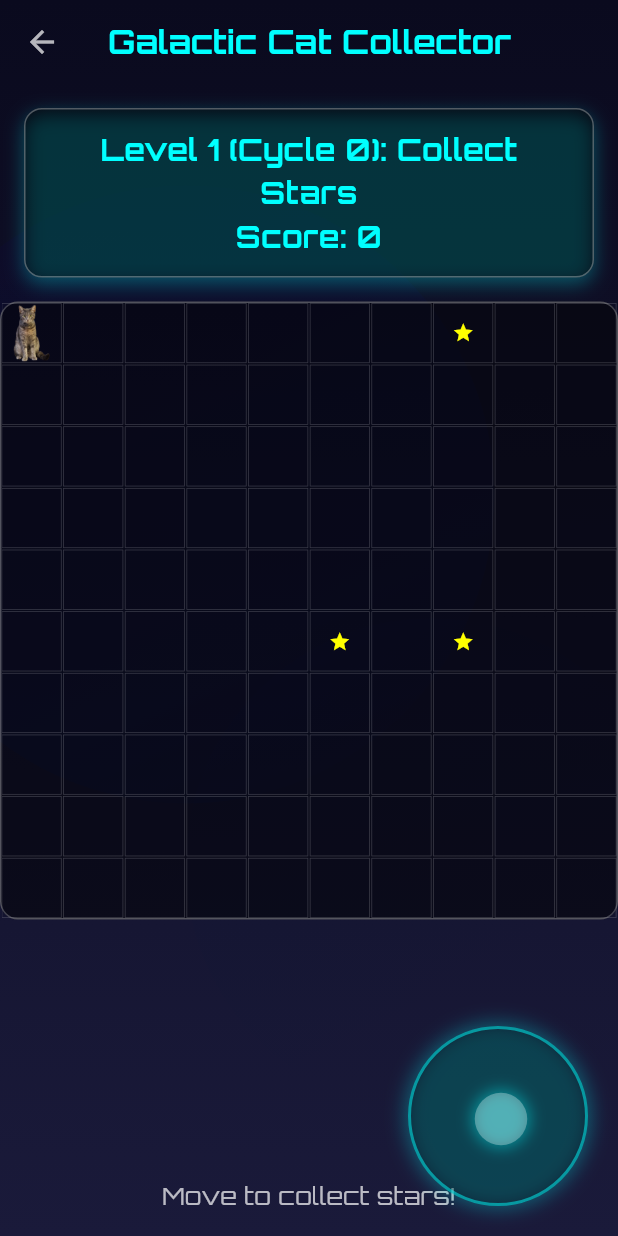
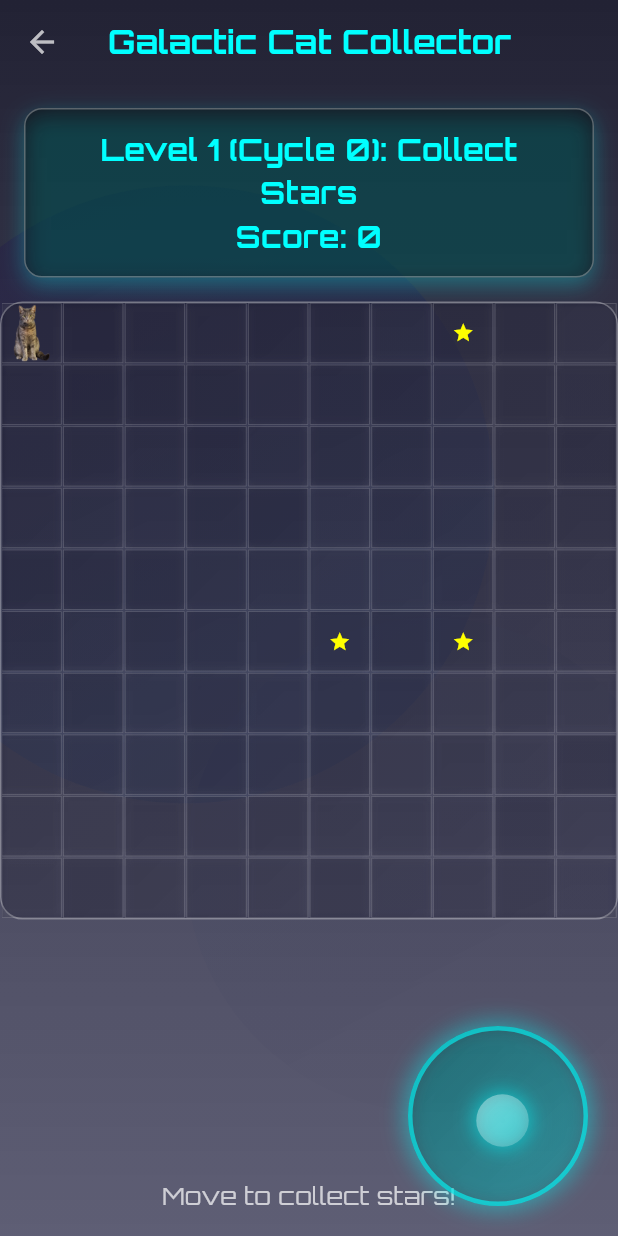
Before and after one commit to markoviandevelopments/brubaker_home_app, a Flutter app: the SocketGameScreen screen opened directly, on a phone screen of 412 x 824 dp. Run offline on Flutter 3.47's test engine with Material 3 defaults, Android fonts, the phone set to English and light mode, and no system bars; our stand-ins replace animate_do, chewie, google_fonts, image_picker, sensors_plus, shared_preferences and 1 more; accounts and stored records are empty; network calls fail.

Commit message:
Fix linting issues and ehnace socket_game_screen

```diff
--- a/lib/screens/socket_game_screen.dart
+++ b/lib/screens/socket_game_screen.dart
@@ -1,8 +1,9 @@
 import 'package:flutter/material.dart';
 import 'package:google_fonts/google_fonts.dart';
-import 'package:animate_do/animate_do.dart' as animateDo;
+import 'package:animate_do/animate_do.dart' as animate_do;
 import 'dart:math';
 import 'dart:async';
+import 'dart:ui';
 
 enum Direction { none, up, down, left, right }
 
@@ -12,18 +13,18 @@ class SocketGameScreen extends StatefulWidget {
   const SocketGameScreen({super.key, this.onGameSelected});
 
   @override
-  _SocketGameScreenState createState() => _SocketGameScreenState();
+  SocketGameScreenState createState() => SocketGameScreenState();
 }
 
-class _SocketGameScreenState extends State<SocketGameScreen>
+class SocketGameScreenState extends State<SocketGameScreen>
     with SingleTickerProviderStateMixin {
   int currentRow = 0;
   int currentCol = 0;
   int score = 0;
   int level = 1;
-  int cycle = 0; // CHANGED: Added cycle counter for infinite play
+  int cycle = 0;
   int movesLeft = 100;
-  int timeLeft = 35; // CHANGED: Reduced from 45 to 35 for Level 3
+  int timeLeft = 35;
   final Random random = Random();
   late List<List<bool>> hasCollectible;
   late List<List<bool>> hasObstacle;
@@ -35,7 +36,7 @@ class _SocketGameScreenState extends State<SocketGameScreen>
   bool isGameOver = false;
   Offset _joystickDelta = Offset.zero;
   final double _joystickRadius = 60.0;
-  final double _moveThreshold = 40.0; // CHANGED: Increased from 30.0 to 40.0
+  final double _moveThreshold = 40.0;
   Direction _currentMoveDirection = Direction.none;
 
   @override
@@ -58,22 +59,18 @@ class _SocketGameScreenState extends State<SocketGameScreen>
       );
       currentRow = 0;
       currentCol = 0;
-      movesLeft = level == 2
-          ? (30 - cycle * 2).clamp(15, 30)
-          : -1; // CHANGED: Scale moves with cycle
-      timeLeft = level == 3
-          ? (35 - cycle * 2).clamp(20, 35)
-          : -1; // CHANGED: Scale time with cycle
+      movesLeft = level == 2 ? (30 - cycle * 2).clamp(15, 30) : -1;
+      timeLeft = level == 3 ? (35 - cycle * 2).clamp(20, 35) : -1;
       isGameOver = false;
 
       if (level == 1) {
-        _spawnCollectibles(3 + cycle); // CHANGED: Scale stars with cycle
+        _spawnCollectibles(3 + cycle);
       } else if (level == 2) {
-        _spawnCollectibles(3 + cycle); // CHANGED: Scale gems with cycle
-        _spawnObstacles(3 + cycle); // CHANGED: Scale walls with cycle
+        _spawnCollectibles(3 + cycle);
+        _spawnObstacles(3 + cycle);
       } else if (level == 3) {
         _spawnTarget();
-        _spawnObstacles(3 + cycle); // CHANGED: Increased to 3 + cycle hazards
+        _spawnObstacles(3 + cycle);
         _startHazardTimer();
         _startCountdownTimer();
       }
@@ -84,15 +81,15 @@ class _SocketGameScreenState extends State<SocketGameScreen>
     if (level == 1) {
       return const Color(
         0xFF0A0A1E,
-      ).withOpacity(0.2 + random.nextDouble() * 0.1);
+      ).withValues(alpha: 0.2 + random.nextDouble() * 0.1);
     } else if (level == 2) {
       return const Color(
         0xFF1A1A3A,
-      ).withOpacity(0.3 + random.nextDouble() * 0.1);
+      ).withValues(alpha: 0.3 + random.nextDouble() * 0.1);
     } else {
       return const Color(
         0xFF2A0A4A,
-      ).withOpacity(0.4 + random.nextDouble() * 0.1);
+      ).withValues(alpha: 0.4 + random.nextDouble() * 0.1);
     }
   }
 
@@ -110,7 +107,6 @@ class _SocketGameScreenState extends State<SocketGameScreen>
 
   void _spawnObstacles(int count) {
     for (int i = 0; i < count.clamp(0, 20); i++) {
-      // CHANGED: Cap obstacles to prevent grid lock
       int x = random.nextInt(10);
       int y = random.nextInt(10);
       if (!hasCollectible[x][y] &&
@@ -133,7 +129,6 @@ class _SocketGameScreenState extends State<SocketGameScreen>
   void _startHazardTimer() {
     _hazardTimer?.cancel();
     _hazardTimer = Timer.periodic(const Duration(milliseconds: 2500), (timer) {
-      // CHANGED: Set to 2.5 seconds
       if (!mounted) {
         timer.cancel();
         return;
@@ -201,12 +196,15 @@ class _SocketGameScreenState extends State<SocketGameScreen>
       barrierDismissible: false,
       builder: (context) => AlertDialog(
         backgroundColor: Colors.transparent,
-        content: Container(
+        content: ClipRect(
+          child: BackdropFilter(
+            filter: ImageFilter.blur(sigmaX: 6, sigmaY: 6),
+            child: Container(
               padding: const EdgeInsets.all(16),
               decoration: BoxDecoration(
-            color: Colors.white.withOpacity(0.3),
+                color: Colors.white.withValues(alpha: 0.3),
                 borderRadius: BorderRadius.circular(12),
-            border: Border.all(color: Colors.white.withOpacity(0.3)),
+                border: Border.all(color: Colors.white.withValues(alpha: 0.3)),
               ),
               child: Column(
                 mainAxisSize: MainAxisSize.min,
@@ -221,7 +219,7 @@ class _SocketGameScreenState extends State<SocketGameScreen>
                   ),
                   const SizedBox(height: 16),
                   Text(
-                'Score: $score\nLevel: $level\nCycle: $cycle', // CHANGED: Show cycle
+                    'Score: $score\nLevel: $level\nCycle: $cycle',
                     style: GoogleFonts.orbitron(
                       color: Colors.white70,
                       fontSize: 18,
@@ -239,13 +237,15 @@ class _SocketGameScreenState extends State<SocketGameScreen>
                             setState(() {
                               score = 0;
                               level = 1;
-                          cycle = 0; // CHANGED: Reset cycle
+                              cycle = 0;
                               _initializeLevel();
                             });
                           }
                         },
                         style: ElevatedButton.styleFrom(
-                      backgroundColor: const Color(0xFF00FFFF).withOpacity(0.8),
+                          backgroundColor: const Color(
+                            0xFF00FFFF,
+                          ).withValues(alpha: 0.8),
                           shape: RoundedRectangleBorder(
                             borderRadius: BorderRadius.circular(8),
                           ),
@@ -265,10 +265,12 @@ class _SocketGameScreenState extends State<SocketGameScreen>
                           widget.onGameSelected?.call(0);
                         },
                         style: ElevatedButton.styleFrom(
-                      backgroundColor: Colors.white.withOpacity(0.2),
+                          backgroundColor: Colors.white.withValues(alpha: 0.2),
                           shape: RoundedRectangleBorder(
                             borderRadius: BorderRadius.circular(8),
-                        side: BorderSide(color: Colors.white.withOpacity(0.3)),
+                            side: BorderSide(
+                              color: Colors.white.withValues(alpha: 0.3),
+                            ),
                           ),
                         ),
                         child: Text(
@@ -282,6 +284,8 @@ class _SocketGameScreenState extends State<SocketGameScreen>
                     ],
                   ),
                 ],
+              ),
+            ),
           ),
         ),
       ),
@@ -329,7 +333,7 @@ class _SocketGameScreenState extends State<SocketGameScreen>
         if (hasCollectible[currentRow][currentCol]) {
           score++;
           hasCollectible[currentRow][currentCol] = false;
-          _spawnCollectibles(level == 1 ? 1 : 3 + cycle); // CHANGED: Scale gems
+          _spawnCollectibles(level == 1 ? 1 : 3 + cycle); // Scale gems
         }
       } else if (level == 3 &&
           currentRow == targetRow &&
@@ -338,7 +342,6 @@ class _SocketGameScreenState extends State<SocketGameScreen>
         _initializeLevel();
       }
 
-      // CHANGED: Adjusted score thresholds with cycle scaling
       if (score >=
           (level == 1
               ? 5 + cycle * 2
@@ -347,8 +350,8 @@ class _SocketGameScreenState extends State<SocketGameScreen>
               : 30 + cycle * 5)) {
         level++;
         if (level > 3) {
-          level = 1; // CHANGED: Loop back to Level 1
-          cycle++; // CHANGED: Increment cycle
+          level = 1; // Loop back to Level 1
+          cycle++; // Increment cycle
         }
         _initializeLevel();
       }
@@ -397,11 +400,14 @@ class _SocketGameScreenState extends State<SocketGameScreen>
           ),
         ),
         body: Container(
-          decoration: const BoxDecoration(
+          decoration: BoxDecoration(
             gradient: LinearGradient(
               begin: Alignment.topCenter,
               end: Alignment.bottomCenter,
-              colors: [Color(0xFF0A0A1E), Color(0xFF1A1A3A)],
+              colors: [
+                Color(0xFF0A0A1E).withValues(alpha: 0.9),
+                Color(0xFF1A1A3A).withValues(alpha: 0.7),
+              ],
             ),
           ),
           child: Stack(
@@ -412,7 +418,7 @@ class _SocketGameScreenState extends State<SocketGameScreen>
                   children: [
                     Padding(
                       padding: const EdgeInsets.all(16.0),
-                      child: animateDo.FadeIn(
+                      child: animate_do.FadeIn(
                         duration: const Duration(milliseconds: 600),
                         child: Container(
                           padding: const EdgeInsets.symmetric(
@@ -420,16 +426,18 @@ class _SocketGameScreenState extends State<SocketGameScreen>
                             horizontal: 24,
                           ),
                           decoration: BoxDecoration(
-                            color: Colors.black.withOpacity(0.4),
+                            color: Colors.black.withValues(alpha: 0.4),
                             border: Border.all(
-                              color: Colors.white.withOpacity(0.3),
+                              color: Colors.white.withValues(alpha: 0.3),
                             ),
                             borderRadius: BorderRadius.circular(12),
                             boxShadow: [
                               BoxShadow(
-                                color: const Color(0xFF00FFFF).withOpacity(0.3),
-                                blurRadius: 10,
-                                offset: const Offset(0, 4),
+                                color: const Color(
+                                  0xFF00FFFF,
+                                ).withValues(alpha: 0.3),
+                                blurRadius: 12,
+                                offset: const Offset(0, 5),
                               ),
                             ],
                           ),
@@ -463,11 +471,22 @@ class _SocketGameScreenState extends State<SocketGameScreen>
                               height: maxSize,
                               child: Container(
                                 decoration: BoxDecoration(
-                                  color: Colors.black.withOpacity(0.5),
+                                  gradient: LinearGradient(
+                                    colors: [
+                                      const Color(
+                                        0xFF0A0A1E,
+                                      ).withValues(alpha: 0.5),
+                                      const Color(
+                                        0xFF1A1A3A,
+                                      ).withValues(alpha: 0.3),
+                                    ],
+                                    begin: Alignment.topLeft,
+                                    end: Alignment.bottomRight,
+                                  ),
                                   border: Border.all(
-                                    color: Colors.white.withOpacity(0.3),
+                                    color: Colors.white.withValues(alpha: 0.4),
                                   ),
-                                  borderRadius: BorderRadius.circular(12),
+                                  borderRadius: BorderRadius.circular(15),
                                 ),
                                 child: GridView.builder(
                                   physics: const NeverScrollableScrollPhysics(),
@@ -497,13 +516,24 @@ class _SocketGameScreenState extends State<SocketGameScreen>
                                       decoration: BoxDecoration(
                                         color: gridColors[row][col],
                                         border: Border.all(
-                                          color: Colors.white.withOpacity(0.2),
+                                          color: Colors.white.withValues(
+                                            alpha: 0.2,
+                                          ),
                                           width: 0.5,
                                         ),
+                                        boxShadow: [
+                                          BoxShadow(
+                                            color: Colors.white.withValues(
+                                              alpha: 0.1,
+                                            ),
+                                            blurRadius: 4,
+                                            spreadRadius: 1,
+                                          ),
+                                        ],
                                       ),
                                       child: Center(
                                         child: isPlayer
-                                            ? animateDo.Pulse(
+                                            ? animate_do.Pulse(
                                                 duration: const Duration(
                                                   milliseconds: 1000,
                                                 ),
@@ -516,7 +546,7 @@ class _SocketGameScreenState extends State<SocketGameScreen>
                                                 ),
                                               )
                                             : isCollectible
-                                            ? animateDo.Pulse(
+                                            ? animate_do.Pulse(
                                                 duration: const Duration(
                                                   milliseconds: 800,
                                                 ),
@@ -531,20 +561,20 @@ class _SocketGameScreenState extends State<SocketGameScreen>
                                                 ),
                                               )
                                             : isObstacle
-                                            ? animateDo.Bounce(
+                                            ? animate_do.Bounce(
                                                 duration: const Duration(
                                                   milliseconds: 1000,
                                                 ),
                                                 child: Icon(
                                                   Icons.block,
                                                   size: 15,
-                                                  color: Colors.red.withOpacity(
-                                                    0.8,
+                                                  color: Colors.red.withValues(
+                                                    alpha: 0.8,
                                                   ),
                                                 ),
                                               )
                                             : isTarget
-                                            ? animateDo.Pulse(
+                                            ? animate_do.Pulse(
                                                 duration: const Duration(
                                                   milliseconds: 800,
                                                 ),
@@ -624,9 +654,7 @@ class _SocketGameScreenState extends State<SocketGameScreen>
                       if (newDirection != Direction.none) {
                         _moveInDirection(newDirection);
                         _moveTimer = Timer.periodic(
-                          const Duration(
-                            milliseconds: 300,
-                          ), // CHANGED: Increased to 300ms
+                          const Duration(milliseconds: 300),
                           (timer) {
                             if (!mounted) {
                               timer.cancel();
@@ -650,16 +678,23 @@ class _SocketGameScreenState extends State<SocketGameScreen>
                     height: _joystickRadius * 2,
                     decoration: BoxDecoration(
                       shape: BoxShape.circle,
-                      color: Colors.black.withOpacity(0.3),
+                      gradient: LinearGradient(
+                        colors: [
+                          Colors.black.withValues(alpha: 0.3),
+                          Colors.black.withValues(alpha: 0.1),
+                        ],
+                        begin: Alignment.topLeft,
+                        end: Alignment.bottomRight,
+                      ),
                       border: Border.all(
-                        color: const Color(0xFF00FFFF).withOpacity(0.5),
-                        width: 2,
+                        color: const Color(0xFF00FFFF).withValues(alpha: 0.6),
+                        width: 3,
                       ),
                       boxShadow: [
                         BoxShadow(
-                          color: const Color(0xFF00FFFF).withOpacity(0.3),
-                          blurRadius: 10,
-                          spreadRadius: 2,
+                          color: const Color(0xFF00FFFF).withValues(alpha: 0.4),
+                          blurRadius: 12,
+                          spreadRadius: 3,
                         ),
                       ],
                     ),
@@ -667,26 +702,27 @@ class _SocketGameScreenState extends State<SocketGameScreen>
                       alignment: Alignment.center,
                       children: [
                         Positioned(
-                          left:
-                              _joystickRadius +
-                              _joystickDelta.dx -
-                              17.5, // CHANGED: Adjusted for larger circle
-                          top:
-                              _joystickRadius +
-                              _joystickDelta.dy -
-                              17.5, // CHANGED: Adjusted for larger circle
+                          left: _joystickRadius + _joystickDelta.dx - 17.5,
+                          top: _joystickRadius + _joystickDelta.dy - 17.5,
                           child: Container(
-                            width: 35, // CHANGED: Increased from 30 to 35
-                            height: 35, // CHANGED: Increased from 30 to 35
+                            width: 35,
+                            height: 35,
                             decoration: BoxDecoration(
                               shape: BoxShape.circle,
-                              color: Colors.white.withOpacity(0.3),
+                              gradient: LinearGradient(
+                                colors: [
+                                  Colors.white.withValues(alpha: 0.4),
+                                  Colors.white.withValues(alpha: 0.2),
+                                ],
+                                begin: Alignment.topLeft,
+                                end: Alignment.bottomRight,
+                              ),
                               boxShadow: [
                                 BoxShadow(
                                   color: const Color(
                                     0xFF00FFFF,
-                                  ).withOpacity(0.4),
-                                  blurRadius: 8,
+                                  ).withValues(alpha: 0.5),
+                                  blurRadius: 10,
                                   spreadRadius: 2,
                                 ),
                               ],
@@ -719,8 +755,8 @@ class _NebulaPainter extends CustomPainter {
     final paint = Paint()
       ..shader = LinearGradient(
         colors: [
-          Colors.purple.withOpacity(0.3),
-          Colors.blue.withOpacity(0.2),
+          Colors.purple.withValues(alpha: 0.3),
+          Colors.blue.withValues(alpha: 0.2),
           Colors.transparent,
         ],
         begin: Alignment.topLeft,
@@ -736,7 +772,7 @@ class _NebulaPainter extends CustomPainter {
     canvas.drawCircle(
       Offset(size.width * 0.7, size.height * 0.7),
       size.width * 0.4,
-      paint..color = Colors.purple.withOpacity(0.25),
+      paint..color = Colors.purple.withValues(alpha: 0.25),
     );
   }
 
```
Lines whose indentation alone changed are shown as unchanged.
